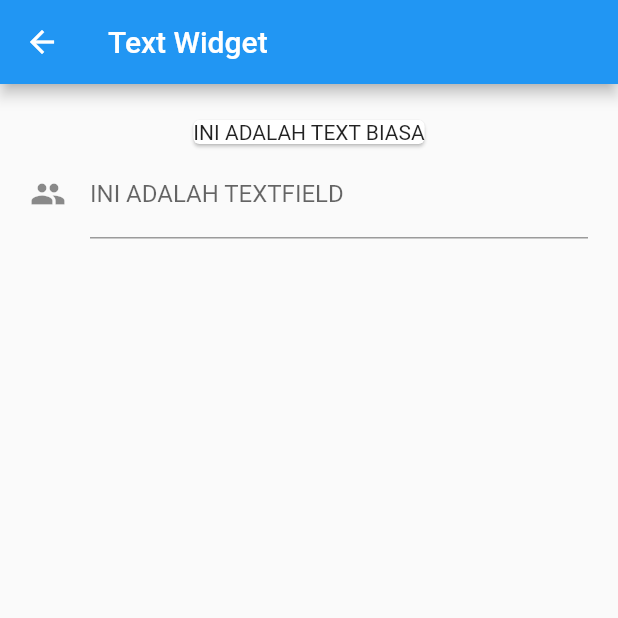
After one commit to adimasprnm/flutter_widgetlayouts_sederhana, a Flutter app: the screen it shows after launch, after a tap on "Text View Page", on a phone screen of 412 x 824 dp, the top half of it. The commit adds this screen. Run offline on Flutter 3.47's test engine with Material 2 defaults, Android fonts, the phone set to English and light mode, and no system bars.

Commit message:
Penambahan Widget & Tab bar belum selesai

```diff
--- /dev/null
+++ b/lib/data_table/data_table_view.dart
@@ -0,0 +1,54 @@
+import 'package:flutter/material.dart';
+
+class DataTablePage extends StatefulWidget {
+  @override
+  _DataTableState createState() => _DataTableState();
+}
+
+class _DataTableState extends State<DataTablePage> {
+  @override
+  Widget build(BuildContext context) {
+    return SafeArea(
+      child: new Scaffold(
+        appBar: AppBar(
+          title: Text(
+            "Halaman Data Table",
+          ),
+        ),
+        body: ListView(
+          children: <Widget>[
+            Center(
+                child: Text(
+              'Students',
+              style: TextStyle(fontSize: 20, fontWeight: FontWeight.bold),
+            )),
+            DataTable(
+              columns: [
+                DataColumn(label: Text('RollNo')),
+                DataColumn(label: Text('Name')),
+                DataColumn(label: Text('Class')),
+              ],
+              rows: [
+                DataRow(cells: [
+                  DataCell(Text('1')),
+                  DataCell(Text('Arya')),
+                  DataCell(Text('6')),
+                ]),
+                DataRow(cells: [
+                  DataCell(Text('12')),
+                  DataCell(Text('John')),
+                  DataCell(Text('9')),
+                ]),
+                DataRow(cells: [
+                  DataCell(Text('42')),
+                  DataCell(Text('Tony')),
+                  DataCell(Text('8')),
+                ]),
+              ],
+            ),
+          ],
+        ),
+      ),
+    );
+  }
+}
--- a/lib/layouts/layouts_view.dart
+++ b/lib/layouts/layouts_view.dart
@@ -1,5 +1,4 @@
 import 'package:flutter/material.dart';
-import 'package:widget_layouts/menu/main_view.dart';
 
 class LayoutsPage extends StatefulWidget {
   @override
--- a/lib/menu/main_view.dart
+++ b/lib/menu/main_view.dart
@@ -1,7 +1,12 @@
 import 'package:flutter/material.dart';
+import 'package:widget_layouts/button/button_view.dart';
 import 'package:widget_layouts/layouts/layouts_view.dart';
 import 'package:widget_layouts/listview/listview.dart';
 import 'package:widget_layouts/grid/grid_view.dart';
+import 'package:widget_layouts/tabbar/tabbar_view.dart';
+import 'package:widget_layouts/text_textfield/text_view.dart';
+import 'package:widget_layouts/table/table_view.dart';
+import 'package:widget_layouts/tooltip/tooltip_view.dart';
 
 class MainPage extends StatefulWidget {
   @override
@@ -17,11 +22,12 @@ class _MainPageState extends State<MainPage> {
           title: Text("Widget & Layouts"),
         ),
         body: new Container(
+          padding: EdgeInsets.all(20.0),
           child: ListView(
             children: <Widget>[
               Card(
                 child: ListTile(
-                  title: Text('Layouts'),
+                  title: Text('Layouts Page'),
                   leading: Icon(Icons.layers),
                   onTap: () {
                     Navigator.push(
@@ -33,7 +39,7 @@ class _MainPageState extends State<MainPage> {
               ),
               Card(
                 child: ListTile(
-                  title: Text('List View'),
+                  title: Text('List View Page'),
                   leading: Icon(Icons.list_alt),
                   onTap: () {
                     Navigator.push(
@@ -45,13 +51,73 @@ class _MainPageState extends State<MainPage> {
               ),
               Card(
                 child: ListTile(
-                  title: Text('Grid'),
+                  title: Text('Grid View Page'),
                   leading: Icon(Icons.grid_on),
                   onTap: () {
                     Navigator.push(
                       context,
                       MaterialPageRoute(builder: (context) => GridViewPage()),
                     );
+                  },
+                ),
+              ),
+              Card(
+                child: ListTile(
+                  title: Text('Text View Page'),
+                  leading: Icon(Icons.text_format),
+                  onTap: () {
+                    Navigator.push(
+                      context,
+                      MaterialPageRoute(builder: (context) => TextViewPage()),
+                    );
+                  },
+                ),
+              ),
+              Card(
+                child: ListTile(
+                  title: Text('Button view page'),
+                  leading: Icon(Icons.smart_button_sharp),
+                  onTap: () {
+                    Navigator.push(
+                      context,
+                      MaterialPageRoute(builder: (context) => ButtonViewPage()),
+                    );
+                  },
+                ),
+              ),
+              Card(
+                child: ListTile(
+                  title: Text('Table View Page'),
+                  leading: Icon(Icons.table_chart_outlined),
+                  onTap: () {
+                    Navigator.push(
+                      context,
+                      MaterialPageRoute(builder: (context) => TableViewPage()),
+                    );
+                  },
+                ),
+              ),
+              Card(
+                child: ListTile(
+                  title: Text('Tooltip View Page'),
+                  leading: Icon(Icons.shop_two_outlined),
+                  onTap: () {
+                    Navigator.push(
+                      context,
+                      MaterialPageRoute(builder: (context) => TooltipPage()),
+                    );
+                  },
+                ),
+              ),
+              Card(
+                child: ListTile(
+                  title: Text('Tab bar View Page'),
+                  leading: Icon(Icons.tab),
+                  onTap: () {
+                    // Navigator.push(
+                    //   context,
+                    //   MaterialPageRoute(builder: (context) => TabViewPage()),
+                    // );
                   },
                 ),
               ),
--- /dev/null
+++ b/lib/tabbar/tabbar_view.dart
@@ -0,0 +1,40 @@
+import 'package:flutter/cupertino.dart';
+import 'package:flutter/material.dart';
+
+class TabViewPage extends StatefulWidget {
+  TabViewPage({Key key}) : super(key: key);
+
+  @override
+  _TabViewPageState createState() => _TabViewPageState();
+}
+
+class _TabViewPageState extends State<TabViewPage> {
+  @override
+  Widget build(BuildContext context) {
+    return SafeArea(
+      child: new Scaffold(
+        appBar: AppBar(
+          bottom: TabBar(
+            tabs: [
+              Tab(
+                icon: Icon(Icons.android),
+                text: "Tab 1",
+              ),
+              Tab(
+                icon: Icon(Icons.phone_iphone),
+                text: "Tab 2",
+              ),
+            ],
+          ),
+          title: Text("Halaman Tab Bar"),
+        ),
+        body: TabBarView(
+          children: [
+            Center(child: Text("Page 1")),
+            Center(child: Text("Page 2")),
+          ],
+        ),
+      ),
+    );
+  }
+}
--- /dev/null
+++ b/lib/text_textfield/text_view.dart
@@ -0,0 +1,39 @@
+import 'package:flutter/material.dart';
+
+class TextViewPage extends StatefulWidget {
+  @override
+  _TextViewPageState createState() => _TextViewPageState();
+}
+
+class _TextViewPageState extends State<TextViewPage> {
+  @override
+  Widget build(BuildContext context) {
+    return SafeArea(
+      child: new Scaffold(
+        appBar: AppBar(
+          title: Text("Text Widget"),
+        ),
+        body: Container(
+          padding: EdgeInsets.all(20.0),
+          child: Center(
+            child: Column(
+              children: <Widget>[
+                Card(
+                  child: Text(
+                    "INI ADALAH TEXT BIASA",
+                  ),
+                ),
+                TextField(
+                  decoration: new InputDecoration(
+                      hintText: "INI ADALAH KOLOM TEXT FIELD",
+                      labelText: "INI ADALAH TEXTFIELD",
+                      icon: Icon(Icons.people)),
+                ),
+              ],
+            ),
+          ),
+        ),
+      ),
+    );
+  }
+}
--- a/pubspec.yaml
+++ b/pubspec.yaml
@@ -23,6 +23,8 @@ environment:
 dependencies:
   flutter:
     sdk: flutter
+
+  marquee: ^1.7.0
 
 
   # The following adds the Cupertino Icons font to your application.
```
Also changed, not shown: lib/button/button_view.dart (added, +80 -0 lines), lib/table/table_view.dart (added, +68 -0 lines), lib/tooltip/tooltip_view.dart (added, +37 -0 lines), pubspec.lock, 1 other file.
